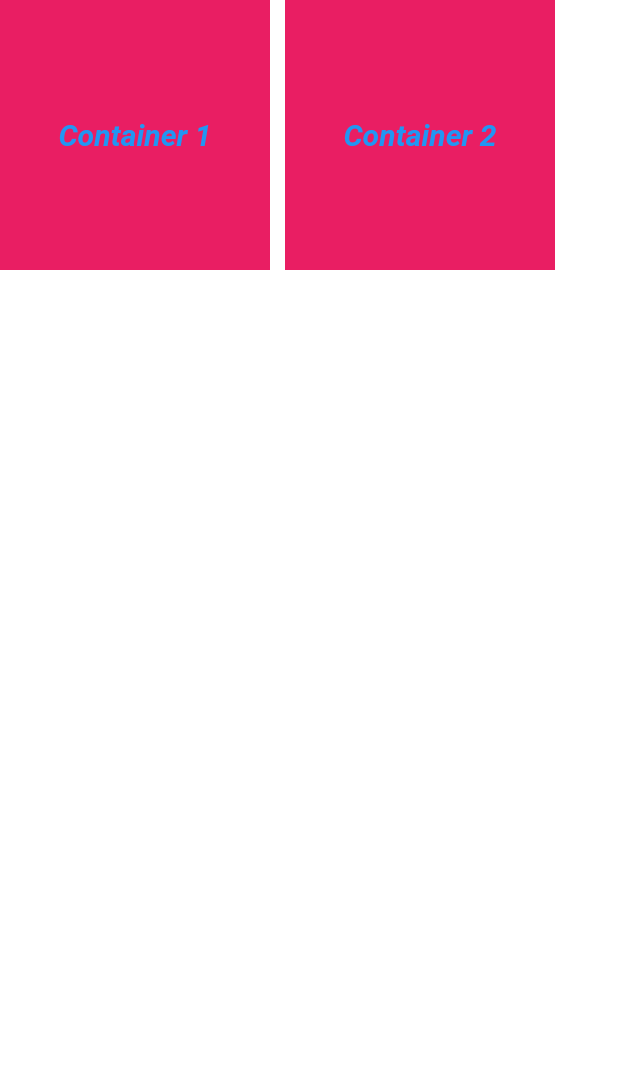
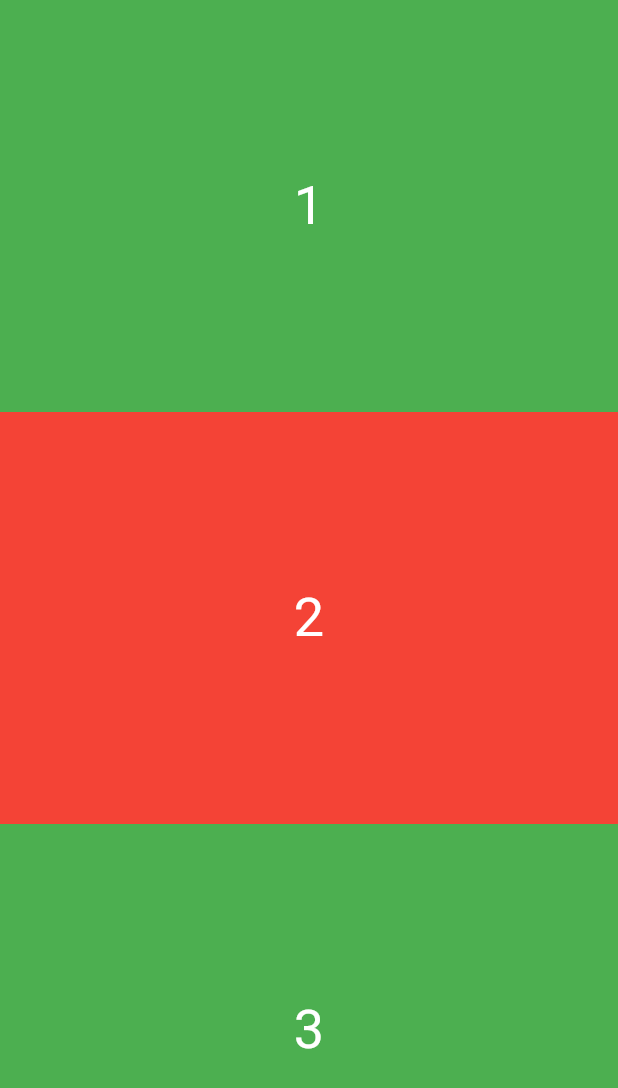
Before and after one commit to MS-Jahan/flutter_practice, a Flutter app: the screen it shows after launch, on a phone screen of 412 x 824 dp. Shown: the top 1088 px of the screen. Run offline on Flutter 3.47's test engine with Material 2 defaults, Android fonts, the phone set to English and light mode, and no system bars.

Commit message:
Expanded Class

```diff
--- a/from_Soykot_Hosen/first_app/lib/main.dart
+++ b/from_Soykot_Hosen/first_app/lib/main.dart
@@ -13,51 +13,51 @@ class MyApp extends StatelessWidget {
     return MaterialApp(
       home: Scaffold(
         backgroundColor: Colors.white,
-        body: Row(
+        body: Column(
           children: <Widget>[
-            Container(
-              child: Text(
-                "Container 1",
-                style: TextStyle(
-                  fontSize: 20.0,
-                  color: Colors.blue,
-                  fontStyle: FontStyle.italic,
-                  fontWeight: FontWeight.bold,
+            Expanded(
+              flex: 1,
+              child: Container(
+                child: Text(
+                  "1",
+                  style: TextStyle(
+                    fontSize: 36.0,
+                    color: Colors.white,
+                  ),
                 ),
+                color: Colors.green,
+                alignment: Alignment.center,
               ),
-              decoration: BoxDecoration(
-                color: Colors.pink,
-                shape: BoxShape.rectangle,
+            ),
+            Expanded(
+              flex: 1,
+              child: Container(
+                child: Text(
+                  "2",
+                  style: TextStyle(
+                    fontSize: 36.0,
+                    color: Colors.white,
+                  ),
+                ),
+                color: Colors.red,
+                alignment: Alignment.center,
               ),
-              //margin: EdgeInsets.all(50.0),
-              // padding: EdgeInsets.all(80.0),
-              alignment: Alignment.center,
-              height: 180.0,
-              width: 180.0,
             ),
-            SizedBox(width: 10.0),
-            Container(
-              child: Text(
-                "Container 2",
-                style: TextStyle(
-                  fontSize: 20.0,
-                  color: Colors.blue,
-                  fontStyle: FontStyle.italic,
-                  fontWeight: FontWeight.bold,
+            Expanded(
+              flex: 1,
+              child: Container(
+                child: Text(
+                  "3",
+                  style: TextStyle(
+                    fontSize: 36.0,
+                    color: Colors.white,
+                  ),
                 ),
+                color: Colors.green,
+                alignment: Alignment.center,
               ),
-              decoration: BoxDecoration(
-                color: Colors.pink,
-                shape: BoxShape.rectangle,
-              ),
-              //margin: EdgeInsets.all(50.0),
-              // padding: EdgeInsets.all(80.0),
-              alignment: Alignment.center,
-              height: 180.0,
-              width: 180.0,
             ),
-            SizedBox(height: 10.0),
-            // Container(
+
             //   child: Text(
             //     "Container 3",
             //     style: TextStyle(
@@ -78,7 +78,6 @@ class MyApp extends StatelessWidget {
             //   width: 180.0,
             // ),
           ],
-          mainAxisAlignment: MainAxisAlignment.start,
         ),
       ),
     );
```
Also changed, not shown: from_Soykot_Hosen/first_app/pubspec.lock.
